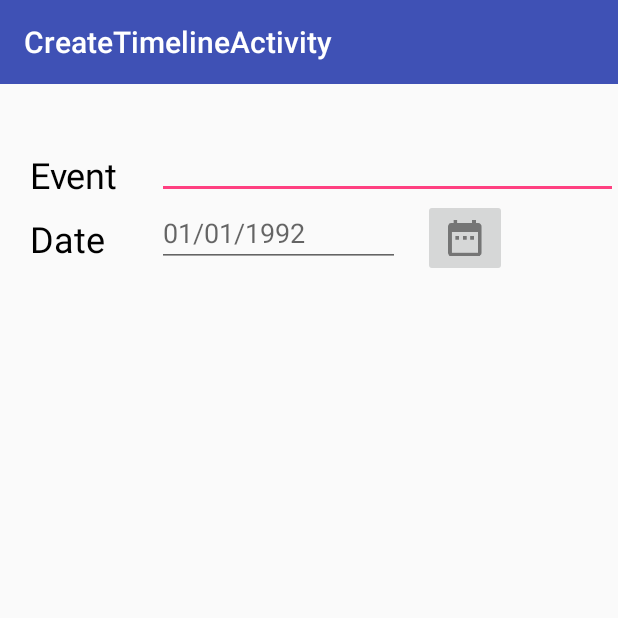
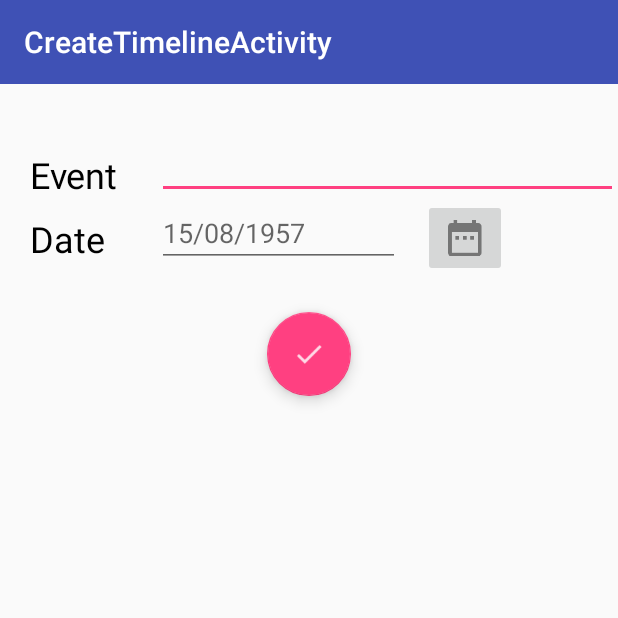
Before and after one commit to venkatesh6114/Timeline, an Android app: the CreateTimelineActivity screen opened directly, with no data from a screen before it, on a phone screen of 412 x 824 dp, the top half of it. Run offline under Robolectric (Android 15) with nearby library versions, the phone set to English and light mode, and no system bars.

```diff
--- a/app/src/main/java/com/example/venki/timeline/CreateTimelineActivity.java
+++ b/app/src/main/java/com/example/venki/timeline/CreateTimelineActivity.java
@@ -1,15 +1,19 @@
 package com.example.venki.timeline;
 
 import android.app.DatePickerDialog;
+import android.content.ContentValues;
+import android.database.sqlite.SQLiteDatabase;
 import android.os.Bundle;
 import android.support.design.widget.FloatingActionButton;
 import android.support.design.widget.Snackbar;
 import android.support.v7.app.AppCompatActivity;
 import android.support.v7.widget.Toolbar;
+import android.text.InputType;
 import android.util.Log;
 import android.view.View;
 import android.widget.DatePicker;
 import android.widget.EditText;
+import android.widget.ImageButton;
 import android.widget.Toast;
 
 import java.util.Calendar;
@@ -17,8 +21,11 @@ import java.util.Calendar;
 public class CreateTimelineActivity extends AppCompatActivity {
 
     private EditText date;
+    private EditText event;
     private Calendar calendar;
     private String TAG="Timeline";
+    private ImageButton  sucessButton;
+
 
     @Override
     protected void onCreate(Bundle savedInstanceState) {
@@ -26,16 +33,44 @@ public class CreateTimelineActivity extends AppCompatActivity {
         setContentView(R.layout.activity_create_timeline);
         Toolbar toolbar = (Toolbar) findViewById(R.id.toolbar2);
         setSupportActionBar(toolbar);
+        calendar = Calendar.getInstance();
 
+        event = findViewById(R.id.event_value);
         date = findViewById(R.id.date_editText);
-        date.setKeyListener(null);
+        date.setInputType(InputType.TYPE_NULL);
+//        date.setText(new StringBuilder().append(calendar.get(calendar.YEAR)).append("/").append(doubleDigit(calendar.get(calendar.MONTH)+1)).append("/").append(doubleDigit(calendar.get(calendar.DAY_OF_MONTH))));
+        date.setOnClickListener(new View.OnClickListener() {
+            @Override
+            public void onClick(View view) {
+                setDate(view);
+            }
+        });
+        date.setOnFocusChangeListener(new View.OnFocusChangeListener() {
+            @Override
+            public void onFocusChange(View view, boolean b) {
+                if(b)
+                    setDate(view);
+            }
+        });
 
-        calendar=Calendar.getInstance();
+        sucessButton = (ImageButton)findViewById(R.id.sucess_button);
+        sucessButton.setOnClickListener(new View.OnClickListener() {
+            @Override
+            public void onClick(View view) {
+                String e = event.getText().toString();
+                String d = date.getText().toString();
+
+                SQLiteDatabase db = openOrCreateDatabase("timeline",MODE_PRIVATE,null);
+                db.execSQL("CREATE TABLE IF NOT EXISTS TimelineList(event VARCHAR,date DATE)");
+                ContentValues cv = new ContentValues();
+                cv.put("event",e);
+                cv.put("date",d);
+                db.insert("TimelineList",null,cv);
+            }
+        });
     }
 
     public void setDate(View view){
-        Log.e(TAG,"in setDate");
-
         new DatePickerDialog(this,date_range_listener,
                 calendar.get(Calendar.YEAR),
                 calendar.get(Calendar.MONTH),
@@ -49,7 +84,6 @@ public class CreateTimelineActivity extends AppCompatActivity {
     private DatePickerDialog.OnDateSetListener date_range_listener = new DatePickerDialog.OnDateSetListener() {
         @Override
         public void onDateSet(DatePicker datePicker, int i, int i1, int i2) {
-            Log.e(TAG,"in ondateSet");
             date.setText(new StringBuilder().append(i).append("/").append(doubleDigit(i1+1)).append("/").append(doubleDigit(i2)));
         }
     };
--- a/app/src/main/res/layout/activity_create_timeline.xml
+++ b/app/src/main/res/layout/activity_create_timeline.xml
@@ -58,7 +58,7 @@
         android:layout_alignLeft="@+id/event_value"
         android:layout_below="@+id/event"
         android:ems="10"
-        android:hint="01/01/1992"
+        android:hint="15/08/1957"
         android:inputType="none" />
 
     <ImageButton
@@ -71,6 +71,15 @@
         android:onClick="setDate"
         app:srcCompat="@drawable/date_range" />
 
+    <android.support.design.widget.FloatingActionButton
+        android:id="@+id/sucess_button"
+        android:layout_width="wrap_content"
+        android:layout_height="wrap_content"
+        android:layout_alignParentTop="true"
+        android:layout_centerHorizontal="true"
+        android:layout_marginTop="208dp"
+        android:clickable="true"
+        app:srcCompat="@drawable/done" />
 
 
 </RelativeLayout>
```
Also changed, not shown: app/src/main/res/drawable-hdpi/done.png (added), app/src/main/res/drawable-mdpi/done.png (added), app/src/main/res/drawable-xhdpi/done.png (added), app/src/main/res/drawable-xxhdpi/done.png (added).
